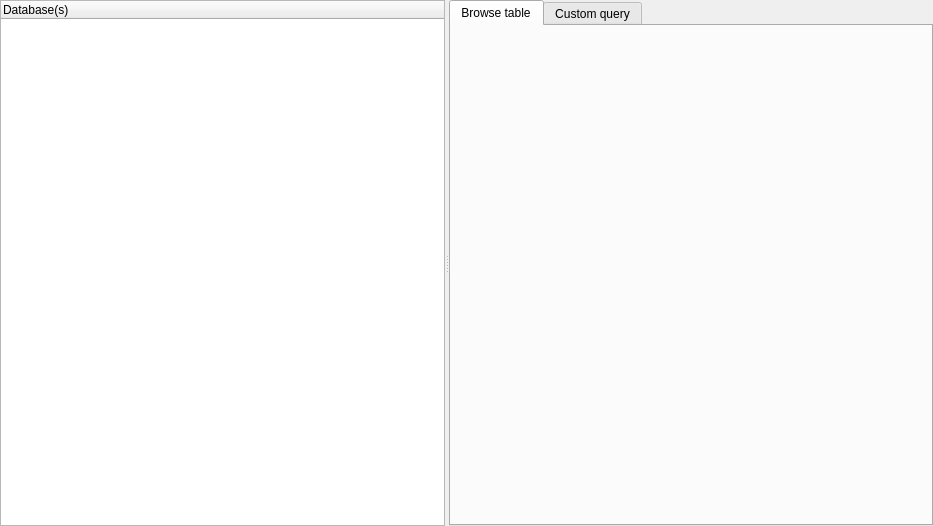
Above: gui/resources/sqlitemanager.ui from arxsys/dff-ui before the change. Below: the same form after it.
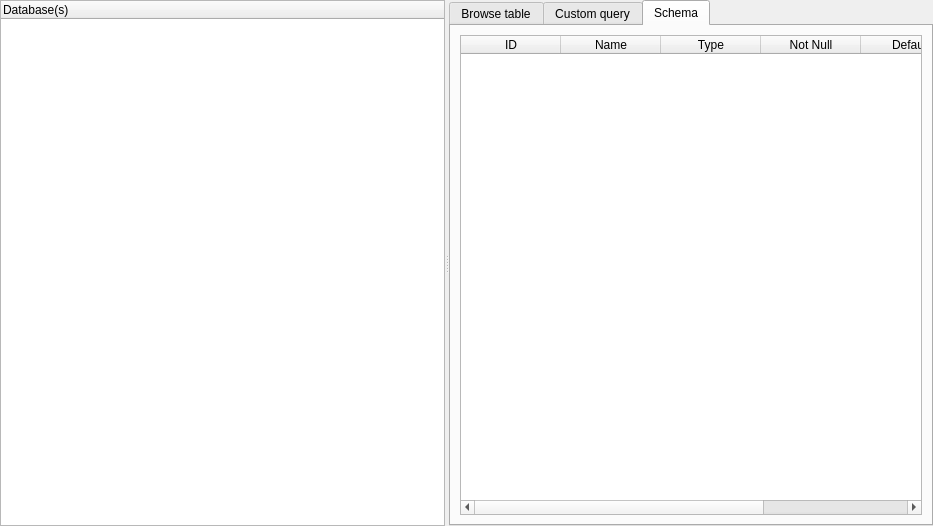
That is the form after the change. The open tabs and pages were chosen to show the change. Icons and pictures are not drawn.

Commit message: Feature #229, add schema table to sqlite viewer

```diff
--- a/gui/resources/sqlitemanager.ui
+++ b/gui/resources/sqlitemanager.ui
@@ -124,6 +124,50 @@
           </item>
          </layout>
         </widget>
+        <widget class="QWidget" name="tab_5">
+         <attribute name="title">
+          <string>Schema</string>
+         </attribute>
+         <layout class="QVBoxLayout" name="verticalLayout_3">
+          <item>
+           <widget class="QTableWidget" name="schemaTable">
+            <attribute name="verticalHeaderVisible">
+             <bool>false</bool>
+            </attribute>
+            <column>
+             <property name="text">
+              <string>ID</string>
+             </property>
+            </column>
+            <column>
+             <property name="text">
+              <string>Name</string>
+             </property>
+            </column>
+            <column>
+             <property name="text">
+              <string>Type</string>
+             </property>
+            </column>
+            <column>
+             <property name="text">
+              <string>Not Null</string>
+             </property>
+            </column>
+            <column>
+             <property name="text">
+              <string>Default</string>
+             </property>
+            </column>
+            <column>
+             <property name="text">
+              <string>PK</string>
+             </property>
+            </column>
+           </widget>
+          </item>
+         </layout>
+        </widget>
        </widget>
       </widget>
      </item>
```
